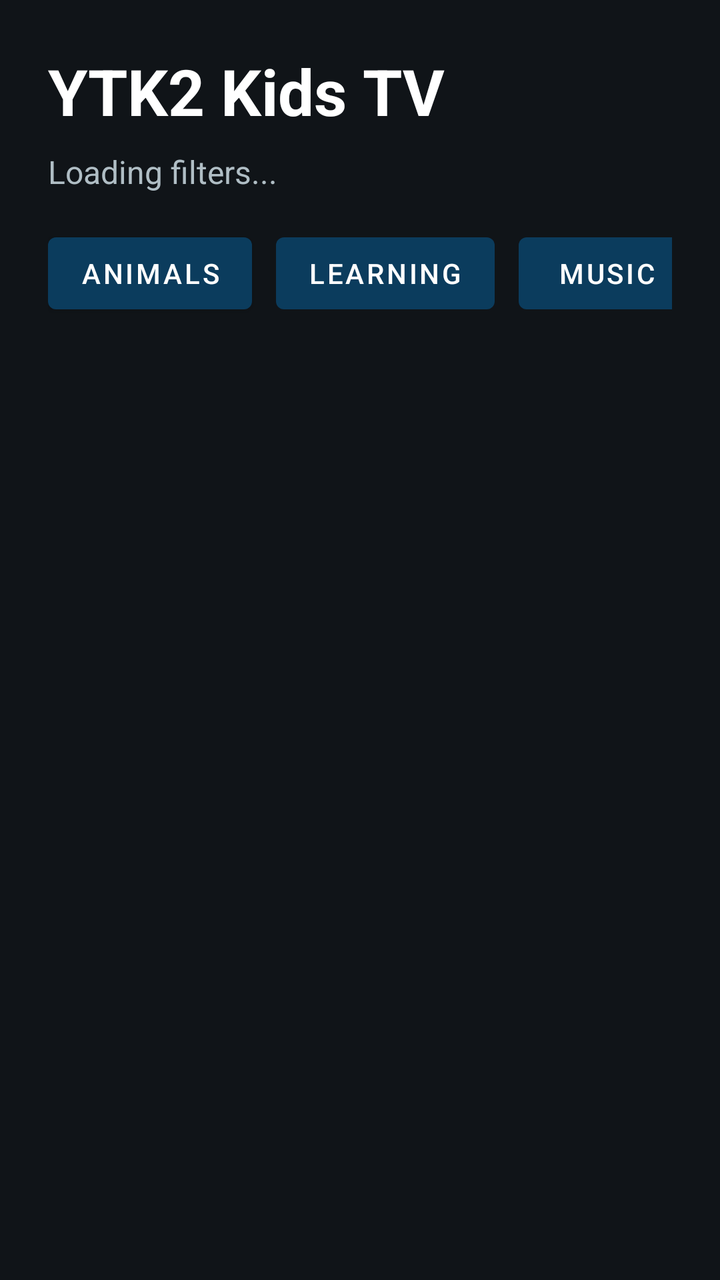
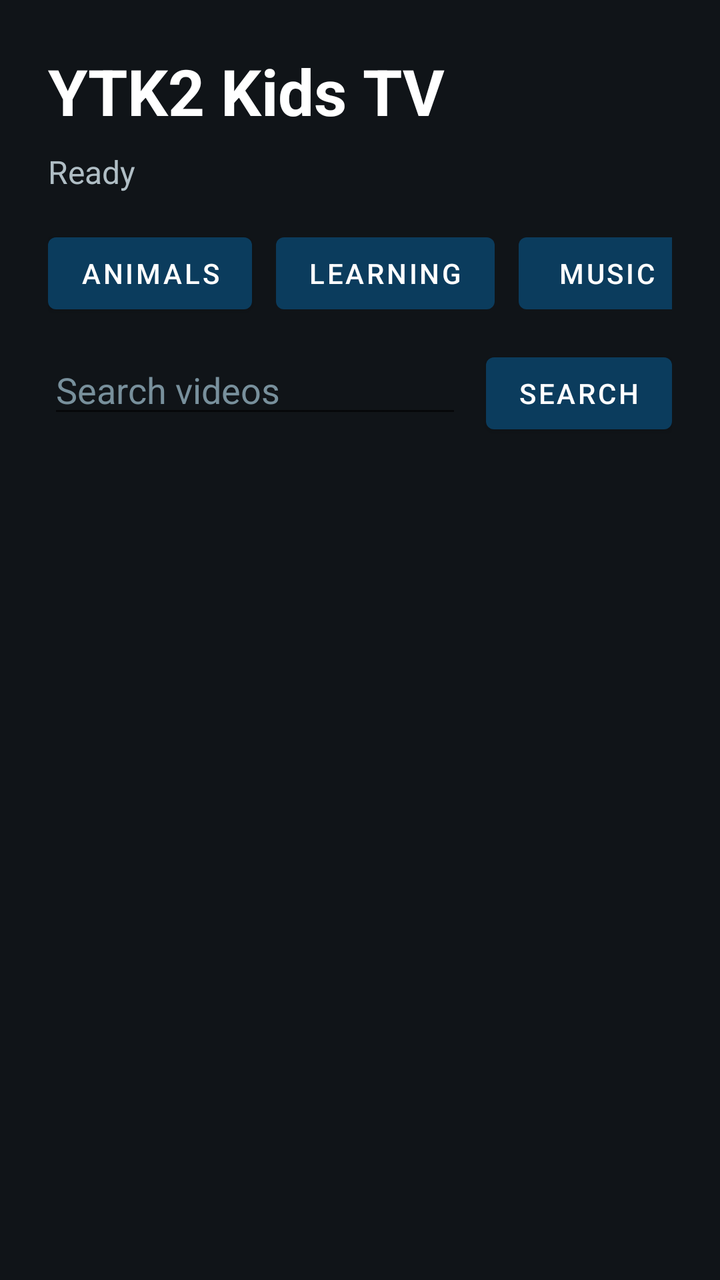

An Android layout rendered at two revisions. The XML below is the earlier revision; the diff shows what the commit changed to produce the second picture.
<!-- AndroidManifest.xml: application theme Theme.YTK2 -->
<!-- res/layout/activity_tv.xml -->
<?xml version="1.0" encoding="utf-8"?>
<LinearLayout xmlns:android="http://schemas.android.com/apk/res/android"
    android:layout_width="match_parent"
    android:layout_height="match_parent"
    android:orientation="vertical"
    android:padding="24dp"
    android:background="#101418">

    <TextView
        android:id="@+id/tvTitle"
        android:layout_width="wrap_content"
        android:layout_height="wrap_content"
        android:text="YTK2 Kids TV"
        android:textColor="#FFFFFF"
        android:textStyle="bold"
        android:textSize="32sp" />

    <TextView
        android:id="@+id/tvStatusText"
        android:layout_width="match_parent"
        android:layout_height="wrap_content"
        android:layout_marginTop="8dp"
        android:textColor="#B0BEC5"
        android:textSize="16sp"
        android:text="Loading filters..." />

    <HorizontalScrollView
        android:layout_width="match_parent"
        android:layout_height="wrap_content"
        android:layout_marginTop="16dp"
        android:scrollbars="none">

        <LinearLayout
            android:layout_width="wrap_content"
            android:layout_height="wrap_content"
            android:orientation="horizontal">

            <Button
                android:id="@+id/btnAnimals"
                android:layout_width="wrap_content"
                android:layout_height="wrap_content"
                android:text="Animals"
                android:focusable="true"
                android:focusableInTouchMode="true" />

            <Button
                android:id="@+id/btnLearning"
                android:layout_width="wrap_content"
                android:layout_height="wrap_content"
                android:text="Learning"
                android:layout_marginStart="12dp"
                android:focusable="true"
                android:focusableInTouchMode="true" />

            <Button
                android:id="@+id/btnMusic"
                android:layout_width="wrap_content"
                android:layout_height="wrap_content"
                android:text="Music"
                android:layout_marginStart="12dp"
                android:focusable="true"
                android:focusableInTouchMode="true" />

            <Button
                android:id="@+id/btnRefresh"
                android:layout_width="wrap_content"
                android:layout_height="wrap_content"
                android:text="Refresh Filters"
                android:layout_marginStart="12dp"
                android:focusable="true"
                android:focusableInTouchMode="true" />
        </LinearLayout>
    </HorizontalScrollView>

    <androidx.recyclerview.widget.RecyclerView
        android:id="@+id/tvResultsRecycler"
        android:layout_width="match_parent"
        android:layout_height="0dp"
        android:layout_weight="1"
        android:layout_marginTop="16dp"
        android:clipToPadding="false"
        android:paddingBottom="12dp" />

</LinearLayout>
<!-- resources referenced by this layout -->
<resources>
  <style name="Theme.YTK2" parent="Theme.MaterialComponents.DayNight.NoActionBar">
          <item name="colorPrimary">@color/ytk2_primary</item>
          <item name="colorPrimaryVariant">@color/ytk2_primary</item>
          <item name="colorOnPrimary">@android:color/white</item>
          <item name="colorSecondary">@color/ytk2_accent</item>
          <item name="android:statusBarColor" tools:targetApi="l">@color/ytk2_primary</item>
          <item name="android:navigationBarColor">@color/ytk2_bg</item>
      </style>
  <color name="ytk2_primary">#0B3C5D</color>
  <color name="ytk2_accent">#00A878</color>
  <color name="ytk2_bg">#F5F7FA</color>
</resources>

<!-- the commit's change to res/layout/activity_tv.xml (unified diff, before → after) -->
@@ -22,7 +22,7 @@
         android:layout_marginTop="8dp"
         android:textColor="#B0BEC5"
         android:textSize="16sp"
-        android:text="Loading filters..." />
+        android:text="Ready" />
 
     <HorizontalScrollView
         android:layout_width="match_parent"
@@ -62,15 +62,43 @@
                 android:focusableInTouchMode="true" />
 
             <Button
-                android:id="@+id/btnRefresh"
+                android:id="@+id/btnScience"
                 android:layout_width="wrap_content"
                 android:layout_height="wrap_content"
-                android:text="Refresh Filters"
+                android:text="Science"
                 android:layout_marginStart="12dp"
                 android:focusable="true"
                 android:focusableInTouchMode="true" />
         </LinearLayout>
     </HorizontalScrollView>
+
+    <LinearLayout
+        android:layout_width="match_parent"
+        android:layout_height="wrap_content"
+        android:layout_marginTop="12dp"
+        android:orientation="horizontal">
+
+        <EditText
+            android:id="@+id/tvSearchInput"
+            android:layout_width="0dp"
+            android:layout_height="wrap_content"
+            android:layout_weight="1"
+            android:hint="Search videos"
+            android:textColor="#FFFFFF"
+            android:textColorHint="#78909C"
+            android:inputType="text"
+            android:maxLines="1"
+            android:imeOptions="actionSearch" />
+
+        <Button
+            android:id="@+id/btnSearch"
+            android:layout_width="wrap_content"
+            android:layout_height="wrap_content"
+            android:layout_marginStart="12dp"
+            android:text="Search"
+            android:focusable="true"
+            android:focusableInTouchMode="true" />
+    </LinearLayout>
 
     <androidx.recyclerview.widget.RecyclerView
         android:id="@+id/tvResultsRecycler"
